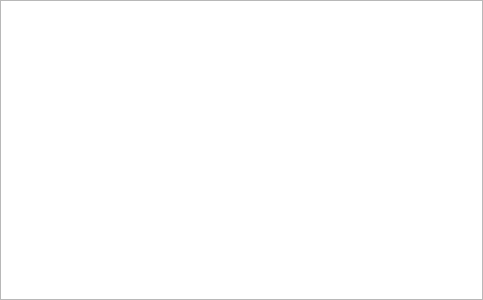
Old version of the form ui/QueueWidget.ui in the repository nichilum/nimamp.
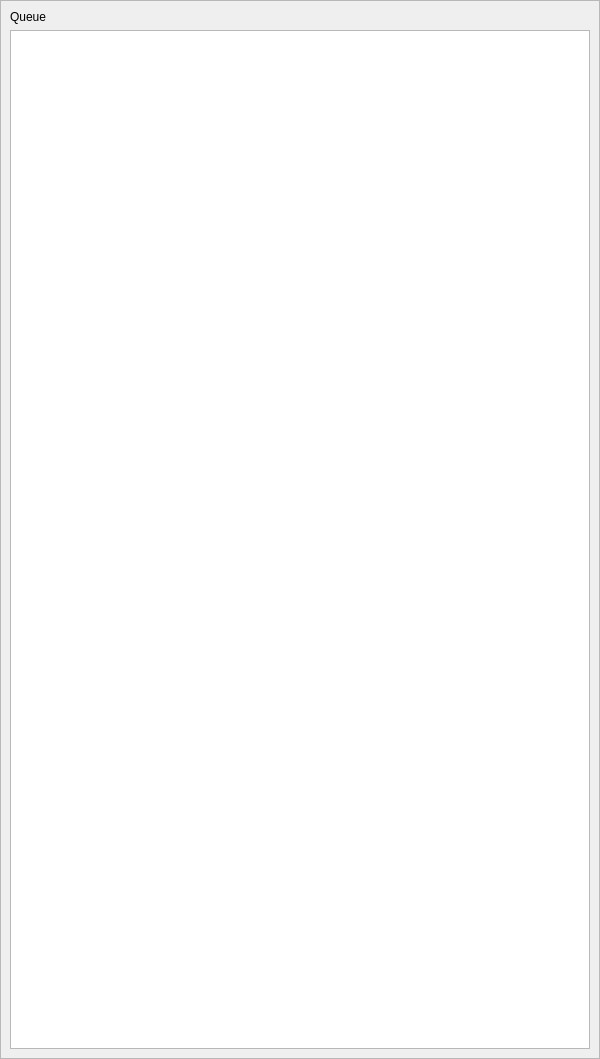
New version of the form.

Commit message: queue styling, shoot me

The edit to the form file:
```diff
--- a/ui/QueueWidget.ui
+++ b/ui/QueueWidget.ui
@@ -6,14 +6,14 @@
    <rect>
     <x>0</x>
     <y>0</y>
-    <width>483</width>
-    <height>300</height>
+    <width>600</width>
+    <height>1059</height>
    </rect>
   </property>
   <property name="windowTitle">
    <string>Form</string>
   </property>
-  <layout class="QHBoxLayout" name="horizontalLayout">
+  <layout class="QVBoxLayout" name="verticalLayout">
    <property name="leftMargin">
     <number>0</number>
    </property>
@@ -27,6 +27,22 @@
     <number>0</number>
    </property>
    <item>
+    <widget class="QFrame" name="queueFrame">
+     <property name="frameShape">
+      <enum>QFrame::Shape::StyledPanel</enum>
+     </property>
+     <property name="frameShadow">
+      <enum>QFrame::Shadow::Raised</enum>
+     </property>
+     <layout class="QVBoxLayout" name="verticalLayout_2">
+      <item>
+       <widget class="QLabel" name="queueLabel">
+        <property name="text">
+         <string>Queue</string>
+        </property>
+       </widget>
+      </item>
+      <item>
     <widget class="QListWidget" name="queueListWidget">
      <property name="contextMenuPolicy">
       <enum>Qt::ContextMenuPolicy::CustomContextMenu</enum>
@@ -34,6 +50,9 @@
      <property name="dragDropMode">
       <enum>QAbstractItemView::DragDropMode::InternalMove</enum>
      </property>
+       </widget>
+      </item>
+     </layout>
     </widget>
    </item>
   </layout>
```
Lines whose indentation alone changed are shown as unchanged. The commit also changes 6 other files.
